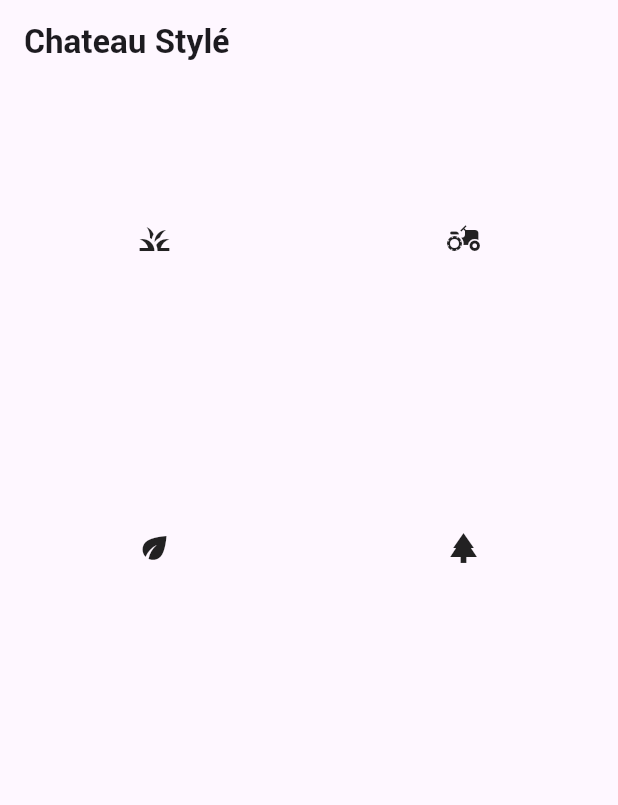
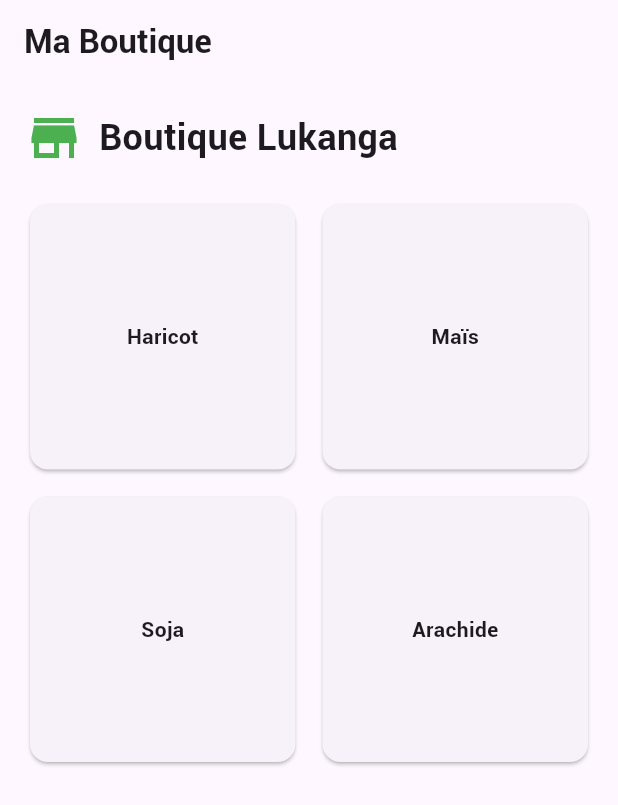
Before and after one commit to Joshered/SalonDev, a Flutter app: the screen it shows after launch, on a phone screen of 412 x 824 dp. Shown: the top 805 px of the screen. Run offline on Flutter 3.47's test engine with Material 3 defaults, Android fonts, the phone set to English and light mode, and no system bars.

Commit message:
jour9: boutique

```diff
--- a/lib/main.dart
+++ b/lib/main.dart
@@ -6,6 +6,7 @@ import 'package:tuto1/pages/home_page.dart';
 import 'package:tuto1/pages/cuntPage.dart';
 import 'package:tuto1/pages/salutation.dart';
 import 'package:tuto1/pages/lego_chateau.dart';
+import 'package:tuto1/pages/boutique_luk.dart';
 
 // E:\flutter\flutter\bin\flutter.bat --no-color run --machine --track-widget-creation --device-id=emulator-5554 --start-paused --dart-define=flutter.inspector.structuredErrors=true --devtools-server-address=http://127.0.0.1:9100 --no-enable-impeller lib\main.dart
 // methode principale
@@ -26,7 +27,7 @@ void main() {
        //   ),
        // ),
        theme: ThemeData(primarySwatch: Colors.green),
-       home: const ChateauLego(),
+       home: const BoutiqueLuk(),
      );
    }
  }
--- a/lib/pages/boutique_luk.dart
+++ b/lib/pages/boutique_luk.dart
@@ -0,0 +1,41 @@
+import 'package:flutter/material.dart';
+
+class BoutiqueLuk extends StatelessWidget {
+  const BoutiqueLuk({super.key});
+
+  @override
+  Widget build(BuildContext context) {
+    return Scaffold(
+      appBar: AppBar(title: Text('Ma Boutique')),
+      body: ListView(
+        padding: EdgeInsets.all(16),
+        children: [
+          // Une ligne
+          Row(
+            children: [
+              Icon(Icons.store, color: Colors.green, size: 40),
+              SizedBox(width: 10),
+              Text('Boutique Lukanga', style: TextStyle(fontSize: 24)),
+            ],
+          ),
+
+          SizedBox(height: 20),
+
+          // Une grille de produits
+          GridView.count(
+            shrinkWrap: true,
+            crossAxisCount: 2,
+            crossAxisSpacing: 10,
+            mainAxisSpacing: 10,
+            children: [
+              Card(child: Center(child: Text('Haricot'))),
+              Card(child: Center(child: Text('Maïs'))),
+              Card(child: Center(child: Text('Soja'))),
+              Card(child: Center(child: Text('Arachide'))),
+            ],
+          ),
+        ],
+      ),
+    );
+  }
+}
```
